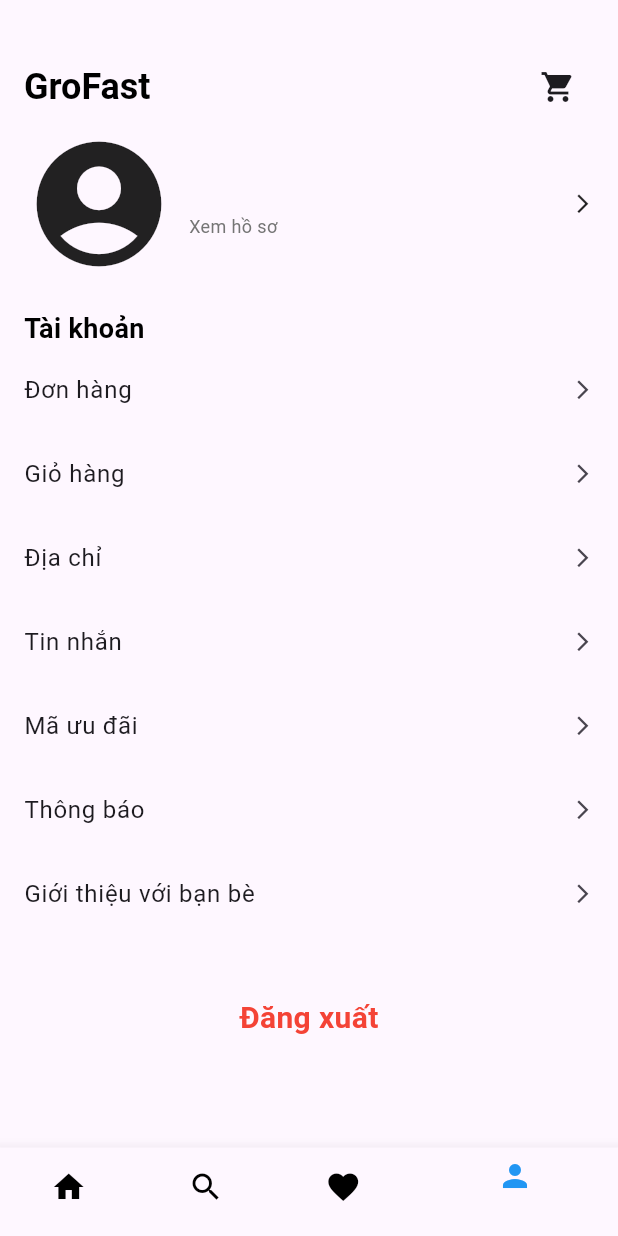
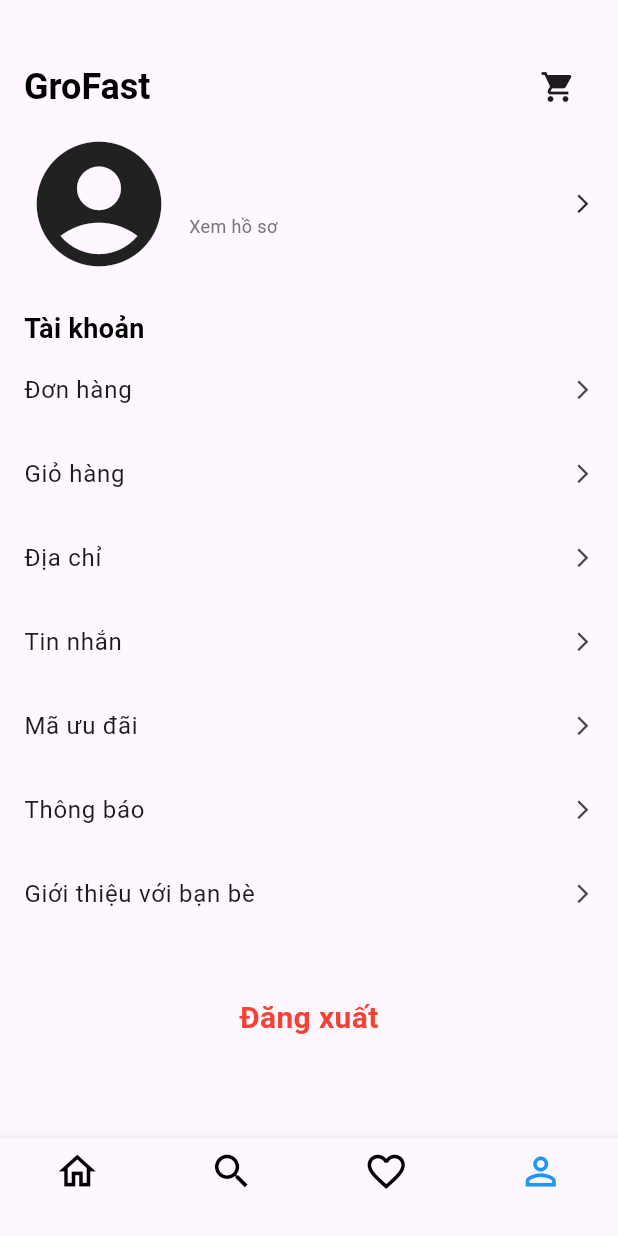
Before and after one commit to dangvcuong/GroFast_Consumers, a Flutter app: the Btn_Navigatin screen opened directly, item 4 of the bottom bar chosen, after a tap on "Xem hồ sơ", on a phone screen of 412 x 824 dp. Run offline on Flutter 3.47's test engine with Material 3 defaults, Android fonts, the phone set to English and light mode, and no system bars; our stand-ins replace cloud_firestore, diacritic, eva_icons_flutter, firebase_auth, firebase_core, firebase_database and 9 more; missing offline and left inert: enefty_icons, flutter_stripe; accounts and stored records are empty; network calls fail; Roboto replaces fonts that are missing (Nunito).

Commit message:
add thêm chức năng tìm kiếm và danh sách sản phẩm màn home, sửa 1 số giao diện

```diff
--- a/lib/features/navigation/btn_navigation.dart
+++ b/lib/features/navigation/btn_navigation.dart
@@ -27,7 +27,6 @@ class _Btn_NavigatinState extends State<Btn_Navigatin> {
   @override
   void initState() {
     super.initState();
-    // Yêu cầu quyền khi khởi động ứng dụng
   }
 
   @override
@@ -35,7 +34,7 @@ class _Btn_NavigatinState extends State<Btn_Navigatin> {
     return Scaffold(
       body: Padding(
         padding:
-            const EdgeInsets.only(top: 30.0), // Thêm khoảng cách ở trên cùng
+            const EdgeInsets.only(top: 30), // Thêm khoảng cách ở trên cùng
         child: _screens[_currentIndex], // Hiển thị màn hình tương ứng
       ),
       bottomNavigationBar: BottomNavigationBar(
@@ -46,23 +45,25 @@ class _Btn_NavigatinState extends State<Btn_Navigatin> {
           });
         },
         selectedItemColor: Colors.blue, // Màu sắc khi icon được chọn
-        unselectedItemColor: Colors.black, // Màu sắc khi icon không được chọn
+        unselectedItemColor: Colors.black,
+        type: BottomNavigationBarType.fixed
+        ,// Màu sắc khi icon không được chọn
         items: const [
           BottomNavigationBarItem(
-            icon: Icon(Icons.home),
-            label: '', // Có thể để trống nếu không muốn hiển thị
+            icon: Icon(Icons.home_outlined, size: 30,),
+            label: '',
           ),
           BottomNavigationBarItem(
-            icon: Icon(Icons.search),
-            label: '', // Có thể để trống nếu không muốn hiển thị
+            icon: Icon(Icons.search, size: 30),
+            label: '',
           ),
           BottomNavigationBarItem(
-            icon: Icon(Icons.favorite),
-            label: '', // Có thể để trống nếu không muốn hiển thị
+            icon: Icon(Icons.favorite_outline_outlined, size: 30),
+            label: '',
           ),
           BottomNavigationBarItem(
-            icon: Icon(Icons.person),
-            label: '', // Có thể để trống nếu không muốn hiển thị
+            icon: Icon(Icons.person_outline, size: 30),
+            label: '',
           ),
         ],
       ),
--- a/lib/features/shop/views/home/home_screen.dart
+++ b/lib/features/shop/views/home/home_screen.dart
@@ -1,6 +1,15 @@
 import 'dart:async';
+
+import 'package:diacritic/diacritic.dart';
+import 'package:firebase_auth/firebase_auth.dart';
+import 'package:firebase_database/firebase_database.dart';
 import 'package:flutter/material.dart';
+import 'package:grofast_consumers/constants/app_sizes.dart';
+import 'package:grofast_consumers/features/shop/models/product_model.dart';
+import 'package:grofast_consumers/features/shop/views/home/widget/category_menu.dart';
 import 'package:grofast_consumers/features/shop/views/profile/widgets/profile_detail_screen.dart';
+import 'package:grofast_consumers/features/shop/views/search/widgets/product_card.dart';
+
 import '../cart/Product_cart_item.dart';
 
 class HomeScreen extends StatefulWidget {
@@ -11,33 +20,45 @@ class HomeScreen extends StatefulWidget {
 }
 
 class _HomeScreenState extends State<HomeScreen> {
-  final PageController _pageController =
-      PageController(); // Điều khiển PageView
-  int _currentPage = 0; // Biến lưu trang hiện tại
+  final DatabaseReference _databaseRef =
+  FirebaseDatabase.instance.ref('products');
+
+  final TextEditingController _searchController = TextEditingController();
+
+  List<Product> _products = [];
+  List<Product> _filteredProducts = [];
+  bool _isLoading = true;
+  String? _selectedBrandId;
+
+  final PageController _pageController = PageController();
+  int _currentPage = 0;
+
   final List<String> _banners = [
     'https://img.pikbest.com/templates/20240902/food-sale-promotion-banner-for-supermarket-restaurants_10785489.jpg!w700wp',
     'https://www.bigc.vn/files/banners/2021/may-21/resize-template-black-red-banner-web-go-2.jpg',
     'https://img.freepik.com/free-vector/hand-drawn-fast-food-sale-banner_23-2150970571.jpg',
     'https://channel.mediacdn.vn/2021/4/27/photo-1-1619536488295922378403.jpg',
-  ]; // Danh sách URL của banner
-  Timer? _timer; // Khai báo Timer
+  ];
+
+  Timer? _timer;
 
   @override
   void initState() {
     super.initState();
+    _fetchProducts();
+    _searchController.addListener(_filterProducts);
+
     _pageController.addListener(() {
-      // Cập nhật trang hiện tại khi PageView thay đổi
       setState(() {
         _currentPage = _pageController.page!.round();
       });
     });
 
-    // Tạo Timer để tự động chuyển trang
     _timer = Timer.periodic(const Duration(seconds: 4), (Timer timer) {
       if (_currentPage < _banners.length - 1) {
         _currentPage++;
       } else {
-        _currentPage = 0; // Quay lại trang đầu
+        _currentPage = 0;
       }
       _pageController.animateToPage(
         _currentPage,
@@ -47,11 +68,63 @@ class _HomeScreenState extends State<HomeScreen> {
     });
   }
 
+  void _fetchProducts() async {
+    const timeoutDuration = Duration(seconds: 10);
+    bool dataLoaded = false;
+
+    _databaseRef.onValue.timeout(timeoutDuration, onTimeout: (eventSink) {
+      if (!dataLoaded) {
+        setState(() => _isLoading = false);
+        print("Timeout: Quá trình tải dữ liệu mất quá lâu.");
+      }
+    }).listen((event) {
+      final data = event.snapshot.value as Map<dynamic, dynamic>?;
+      if (data != null) {
+        final loadedProducts = data.entries.map((entry) {
+          return Product.fromMap(
+              Map<String, dynamic>.from(entry.value), entry.key);
+        }).toList();
+        setState(() {
+          _products = loadedProducts;
+          _filteredProducts = loadedProducts;
+          _isLoading = false;
+          dataLoaded = true;
+        });
+      } else {
+        print("Không tìm thấy dữ liệu trong Firebase.");
+        setState(() => _isLoading = false);
+      }
+    }, onError: (error) {
+      print("Lỗi khi tải sản phẩm: $error");
+      setState(() => _isLoading = false);
+    });
+  }
+
+  void _filterProducts() {
+    final query = removeDiacritics(_searchController.text.toLowerCase());
+    setState(() {
+      _filteredProducts = _products.where((product) {
+        final productName = removeDiacritics(product.name.toLowerCase());
+        final productDescription =
+        removeDiacritics(product.description.toLowerCase());
+
+        final matchesBrand = _selectedBrandId == null ||
+            (_selectedBrandId == "highRating"
+                ? (int.tryParse(product.evaluate) ?? 0) >= 4
+                : product.idHang == _selectedBrandId);
+        final matchesQuery =
+            productName.contains(query) || productDescription.contains(query);
+
+        return matchesBrand && matchesQuery;
+      }).toList();
+    });
+  }
+
   @override
   void dispose() {
-    _timer?.cancel(); // Hủy Timer
-    _pageController
-        .dispose(); // Giải phóng PageController khi không còn sử dụng
+    _timer?.cancel();
+    _searchController.dispose();
+    _pageController.dispose();
     super.dispose();
   }
 
@@ -63,7 +136,6 @@ class _HomeScreenState extends State<HomeScreen> {
         preferredSize: const Size.fromHeight(30.0),
         child: AppBar(
           backgroundColor: Colors.white,
-          elevation: 0,
           leading: const Icon(Icons.location_on, color: Colors.blue),
           title: const Column(
             crossAxisAlignment: CrossAxisAlignment.start,
@@ -83,94 +155,124 @@ class _HomeScreenState extends State<HomeScreen> {
                   context,
                   MaterialPageRoute(
                       builder: (context) =>
-                          const ProfileDetailScreen()), // Điều hướng đến ProfileDetail
+                      const ProfileDetailScreen()),
                 );
               },
             ),
             IconButton(
-              icon:
-                  const Icon(Icons.shopping_cart_outlined, color: Colors.black),
+              icon: const Icon(
+                  Icons.shopping_cart_outlined, color: Colors.black),
               onPressed: () {
                 Navigator.push(
                   context,
                   MaterialPageRoute(
                       builder: (context) =>
-                          const CartScreen()), // Điều hướng đến CartScreen
+                      const CartScreen()),
                 );
               },
             ),
           ],
         ),
       ),
-      body: SingleChildScrollView(
-        child: Padding(
-          padding: const EdgeInsets.all(16.0),
-          child: Column(
+      body: Column(
         crossAxisAlignment: CrossAxisAlignment.start,
         children: [
-              // Thanh tìm kiếm
-              TextField(
+          Padding(
+            padding: const EdgeInsets.all(8.0),
+            child: TextField(
+              controller: _searchController,
               decoration: InputDecoration(
                 hintText: 'Bạn muốn tìm gì?',
                 prefixIcon: const Icon(Icons.search),
                 border: OutlineInputBorder(
-                    borderRadius: BorderRadius.circular(30),
-                    borderSide: BorderSide.none,
-                  ),
-                  fillColor: Colors.grey[200],
-                  filled: true,
+                  borderRadius: BorderRadius.circular(20),
                 ),
               ),
-              const SizedBox(height: 16),
-
-              // Danh mục sản phẩm với 2 hàng ngang
+            ),
+          ),
+          Expanded(
+            child: SingleChildScrollView(
+              child: Padding(
+                padding: const EdgeInsets.all(16),
+                child: Column(
+                  crossAxisAlignment: CrossAxisAlignment.start,
+                  children: [
                     SizedBox(
-                height: MediaQuery.of(context).size.height *
-                    0.20, // 10% chiều cao màn hình
                       child: SingleChildScrollView(
                         scrollDirection: Axis.horizontal,
                         child: Column(
                           children: [
                             Row(
                               children: [
-                          _buildCategoryItem("Trái cây",
-                              "assets/images/category/vegetable.png"),
-                          const SizedBox(width: 16),
-                          _buildCategoryItem(
-                              "Hoa quả", "assets/images/category/fruit.png"),
-                          const SizedBox(width: 16),
-                          _buildCategoryItem(
-                              "Thực phẩm", "assets/images/category/basket.png"),
-                          const SizedBox(width: 16),
-                          _buildCategoryItem(
-                              "Bánh", "assets/images/category/milk.png"),
+                                CategoryMenu(
+                                    title: "Trái cây",
+                                    imagePath: "assets/images/category/vegetable.png"),
+                                gapW4,
+                                CategoryMenu(
+                                    title: "Hoa quả",
+                                    imagePath: "assets/images/category/fruit.png"),
+                                gapW4,
+                                CategoryMenu(
+                                    title: "Thực phẩm",
+                                    imagePath: "assets/images/category/basket.png"),
+                                gapW4,
+                                CategoryMenu(
+                                    title: "Bánh",
+                                    imagePath: "assets/images/category/milk.png"),
+                                gapW4,
+                                CategoryMenu(
+                                    title: "Hoa quả",
+                                    imagePath: "assets/images/category/fruit.png"),
+                                gapW4,
+                                CategoryMenu(
+                                    title: "Thực phẩm",
+                                    imagePath: "assets/images/category/basket.png"),
+                                gapW4,
+                                CategoryMenu(
+                                    title: "Bánh",
+                                    imagePath: "assets/images/category/milk.png"),
                               ],
                             ),
-                      const SizedBox(height: 8),
+                            gapH10,
                             Row(
                               children: [
-                          _buildCategoryItem(
-                              "Đồ uống", "assets/images/category/milk.png"),
-                          const SizedBox(width: 16),
-                          _buildCategoryItem(
-                              "Rau củ", "assets/images/category/vegetable.png"),
-                          const SizedBox(width: 16),
-                          _buildCategoryItem(
-                              "Đồ dùng", "assets/images/category/fruit.png"),
-                          const SizedBox(width: 16),
-                          _buildCategoryItem(
-                              "Thịt", "assets/images/category/basket.png"),
+                                CategoryMenu(
+                                    title: "Đồ uống",
+                                    imagePath: "assets/images/category/milk.png"),
+                                gapW4,
+                                CategoryMenu(
+                                    title: "Rau củ",
+                                    imagePath: "assets/images/category/vegetable.png"),
+                                gapW4,
+                                CategoryMenu(
+                                    title: "Đồ dùng",
+                                    imagePath: "assets/images/category/fruit.png"),
+                                gapW4,
+                                CategoryMenu(
+                                    title: "Thịt",
+                                    imagePath: "assets/images/category/basket.png"),
+                                gapW4,
+                                CategoryMenu(
+                                    title: "Rau củ",
+                                    imagePath: "assets/images/category/vegetable.png"),
+                                gapW4,
+                                CategoryMenu(
+                                    title: "Đồ dùng",
+                                    imagePath: "assets/images/category/fruit.png"),
+                                gapW4,
+                                CategoryMenu(
+                                    title: "Thịt",
+                                    imagePath: "assets/images/category/basket.png"),
                               ],
                             ),
                           ],
                         ),
                       ),
                     ),
-              const SizedBox(height: 16),
-
-              // Banner quảng cáo với PageView
+                    gapH16,
+                    // Các banner cuộn
                     SizedBox(
-                height: 120,
+                      height: 130,
                       child: PageView.builder(
                         controller: _pageController,
                         itemCount: _banners.length,
@@ -187,110 +289,58 @@ class _HomeScreenState extends State<HomeScreen> {
                         },
                       ),
                     ),
-
-              // Thanh trượt indicator
-              const SizedBox(height: 5), // Thêm khoảng cách 5dp
+                    gapH6,
+                    // Dấu chấm chỉ mục cho các banner
                     Row(
                       mainAxisAlignment: MainAxisAlignment.center,
                       children: List.generate(_banners.length, (index) {
                         return Container(
-                    margin: const EdgeInsets.symmetric(horizontal: 4),
-                    height: 4, // Thay đổi chiều cao thanh trượt
-                    width: _currentPage == index
-                        ? 10
-                        : 4, // Thay đổi chiều rộng của thanh trượt
+                          margin: const EdgeInsets.symmetric(horizontal: 3),
+                          height: 6,
+                          width: 6,
                           decoration: BoxDecoration(
-                      borderRadius: BorderRadius.circular(4),
-                      color: _currentPage == index ? Colors.blue : Colors.grey,
+                            shape: BoxShape.circle,
+                            color: _currentPage == index ? Colors.blue : Colors
+                                .grey,
                           ),
                         );
                       }),
                     ),
-              const SizedBox(height: 16),
-
-              // Sản phẩm gần đây
-              Row(
-                mainAxisAlignment: MainAxisAlignment.spaceBetween,
-                children: [
-                  const Text("Sản phẩm gần đây",
-                      style:
-                          TextStyle(fontSize: 18, fontWeight: FontWeight.bold)),
-                  TextButton(
-                    onPressed: () {},
-                    child: const Text("Xem tất cả"),
+                    gapH16,
+                    const Text("Sản phẩm mới nhất",
+                        style: TextStyle(
+                            fontSize: 18, fontWeight: FontWeight.bold)),
+                    gapH8,
+                    // Hiển thị các sản phẩm đã lọc
+                    _filteredProducts.isNotEmpty
+                        ? SizedBox(
+                      height: 265,
+                      child: ListView.builder(
+                        scrollDirection: Axis.horizontal,
+                        itemCount: _filteredProducts.length,
+                        itemBuilder: (context, index) {
+                          return Padding(
+                            padding: const EdgeInsets.symmetric(
+                                horizontal: 4.0),
+                            child: Container(
+                              width: 200,
+                              child: ProductCard(
+                                product: _filteredProducts[index],
+                                userId: FirebaseAuth.instance.currentUser!.uid,
                               ),
-                ],
                             ),
-              const SizedBox(height: 8),
-              SizedBox(
-                height: 150,
-                child: ListView(
-                  scrollDirection: Axis.horizontal,
-                  children: [
-                    _buildProductItem(
-                        "Hoa quả", "Táo", "assets/images/category/apple.png"),
-                    _buildProductItem("Đồ uống", "Sữa tươi",
-                        "assets/images/category/milk.png"),
-                    // Thêm sản phẩm khác nếu cần
-                  ],
+                          );
+                        },
                       ),
+                    )
+                        : const Center(
+                      child: Text("Không tìm thấy sản phẩm nào"),
                     ),
                   ],
                 ),
               ),
             ),
-    );
-  }
-
-  // Hàm xây dựng một mục danh mục
-  Widget _buildCategoryItem(String title, String imagePath) {
-    return SizedBox(
-      width: 80,
-      child: Column(
-        children: [
-          Container(
-            width: 48, // Đặt chiều rộng cho hình ảnh
-            height: 48, // Đặt chiều cao cho hình ảnh
-            decoration: BoxDecoration(
-              image: DecorationImage(
-                image: AssetImage(imagePath),
-                fit: BoxFit.cover,
           ),
-              borderRadius: BorderRadius.circular(8),
-              color: Colors.grey[200],
-            ),
-          ),
-          const SizedBox(height: 8),
-          Text(title, style: const TextStyle(fontSize: 14)),
-        ],
-      ),
-    );
-  }
-
-  // Hàm xây dựng một mục sản phẩm
-  Widget _buildProductItem(String category, String name, String imagePath) {
-    return Container(
-      width: 100,
-      margin: const EdgeInsets.only(right: 16),
-      child: Column(
-        crossAxisAlignment: CrossAxisAlignment.start,
-        children: [
-          Container(
-            width: 100,
-            height: 100,
-            decoration: BoxDecoration(
-              image: DecorationImage(
-                image: AssetImage(imagePath),
-                fit: BoxFit.cover,
-              ),
-              borderRadius: BorderRadius.circular(8),
-              color: Colors.grey[200],
-            ),
-          ),
-          const SizedBox(height: 8),
-          Text(name, style: const TextStyle(fontSize: 14)),
-          Text(category,
-              style: const TextStyle(fontSize: 12, color: Colors.grey)),
         ],
       ),
     );
--- a/lib/features/shop/views/search/search_screen.dart
+++ b/lib/features/shop/views/search/search_screen.dart
@@ -1,7 +1,7 @@
 // ignore_for_file: library_private_types_in_public_api, avoid_print
 
+import 'package:flutter/material.dart';
 import 'package:firebase_auth/firebase_auth.dart';
-import 'package:flutter/material.dart';
 import 'package:firebase_database/firebase_database.dart';
 import 'package:grofast_consumers/features/shop/models/product_model.dart';
 import 'package:grofast_consumers/features/shop/views/search/widgets/product_card.dart';
@@ -114,7 +114,7 @@ class _SearchScreenState extends State<SearchScreen> {
                             fontSize: 20, fontWeight: FontWeight.bold),
                       ),
                       IconButton(
-                        icon: const Icon(Icons.shopping_cart),
+                        icon: const Icon(Icons.shopping_cart_outlined,color: Colors.black),
                         onPressed: () {
                           // Thực hiện hành động khi nhấn vào biểu tượng giỏ hàng
                           Navigator.push(
```
Also changed, not shown: lib/features/shop/views/home/widget/category_menu.dart (+26 -33 lines), lib/features/shop/views/home/widget/custom_chip_widget.dart (deleted, +0 -45 lines), lib/features/shop/views/home/widget/product_card_item.dart (added, +173 -0 lines), lib/main.dart (+5 -5 lines). Lines whose indentation alone changed are shown as unchanged.
